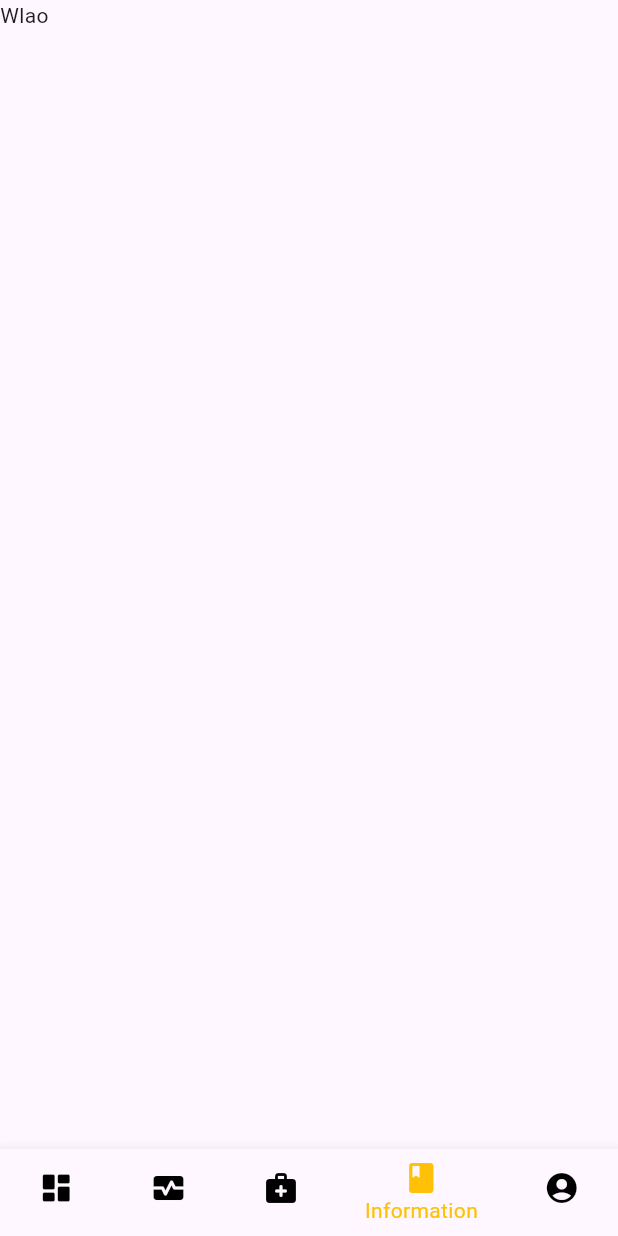
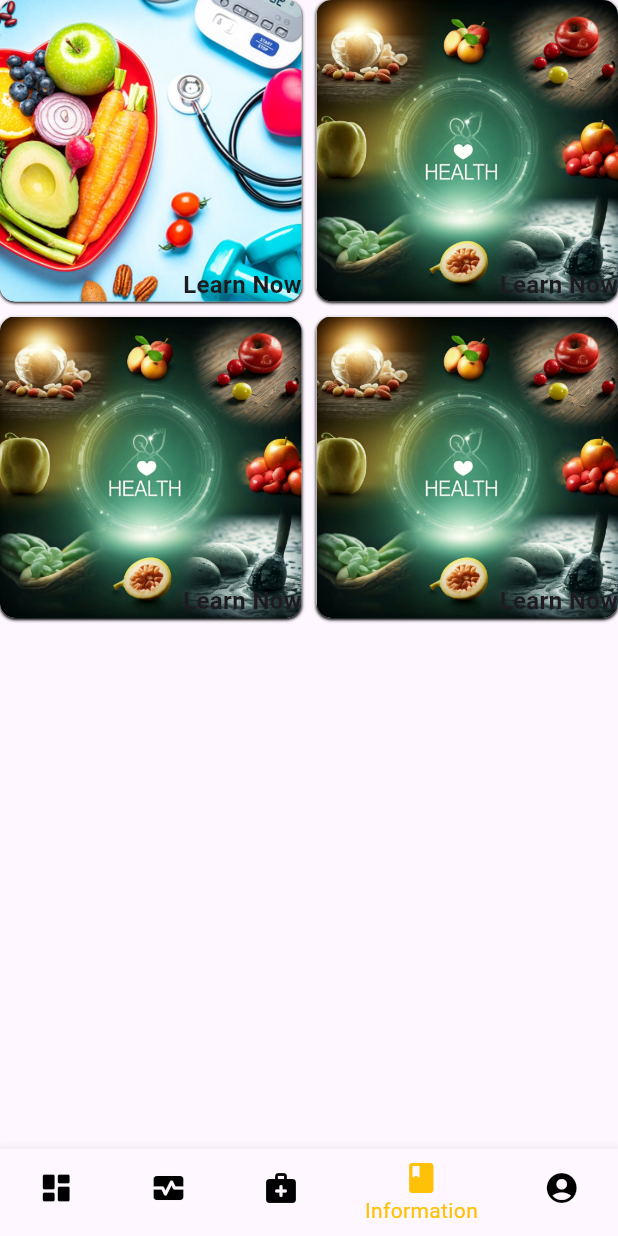
Before and after one commit to JEDIWONG/Flutter-Mobile-App-HealthMatrix, a Flutter app: the AppLayout screen opened by its route, item 4 of the bottom bar chosen, on a phone screen of 412 x 824 dp. Run offline on Flutter 3.47's test engine with Material 3 defaults, Android fonts, the phone set to English and light mode, and no system bars.

Commit message:
updates and fixes

```diff
--- a/lib/app.dart
+++ b/lib/app.dart
@@ -13,7 +13,7 @@ class MyApp extends StatelessWidget {
   Widget build(BuildContext context) {
     return MaterialApp(
       theme: ThemeData(useMaterial3: true),
-      initialRoute: "/auth",
+      initialRoute: "/onboarding",
       routes: {
         "/home":(context)=>const AppLayout(),
         "/onboarding":(context)=>const Onboarding(),
--- /dev/null
+++ b/lib/component/edu_card.dart
@@ -0,0 +1,40 @@
+import 'package:flutter/material.dart';
+
+class EduCard extends StatelessWidget{
+  const EduCard({
+    super.key,
+    required this.title,
+    required this.imgUrl
+  });
+
+  final String title;
+  final String imgUrl;
+
+  @override
+  Widget build(BuildContext context) {
+    return Container(
+
+      decoration:  BoxDecoration(
+        borderRadius: const BorderRadius.all(Radius.circular(10)),
+        image: DecorationImage(
+          image: AssetImage(imgUrl),
+          fit: BoxFit.cover
+        ),
+        color: Colors.white,
+        boxShadow: const [
+          BoxShadow(
+            blurRadius: 1,
+            blurStyle: BlurStyle.normal,
+            color: Colors.black,
+            offset: Offset(0, 1),
+          )
+        ]
+      ),
+      child: Align(
+        alignment: Alignment.bottomRight,
+        child: Text(title,style:const TextStyle(fontSize: 16,fontWeight: FontWeight.bold),),
+      ),
+    );
+  }
+
+}
--- a/lib/component/layout.dart
+++ b/lib/component/layout.dart
@@ -1,5 +1,6 @@
 import 'package:flutter/material.dart';
 import 'package:health_matrix/screen/home.dart';
+import 'package:health_matrix/screen/info.dart';
 import 'package:health_matrix/screen/profile.dart';
 
 class AppLayout extends StatefulWidget {
@@ -15,7 +16,7 @@ class _AppLayoutState extends State<AppLayout> {
     const Home(),
     const Home(),
     const Home(),
-    const Home(),
+    const Info(),
     const Profile(),
   ];
 
--- /dev/null
+++ b/lib/screen/info.dart
@@ -0,0 +1,39 @@
+import 'package:flutter/material.dart';
+import 'package:health_matrix/component/edu_card.dart';
+
+class Info extends StatelessWidget{
+  const Info({super.key});
+
+  @override
+  Widget build(BuildContext context) {
+    return Scaffold(
+      body: Column(
+        children: [
+          SizedBox(
+            width: MediaQuery.sizeOf(context).width,
+            height: 500,
+            child: GridView(
+              scrollDirection: Axis.vertical,
+              gridDelegate: const SliverGridDelegateWithFixedCrossAxisCount(
+                crossAxisCount: 2,
+                childAspectRatio: 1/1,
+                mainAxisSpacing: 10,
+                crossAxisSpacing: 10,
+              ),
+
+              children: const [
+                EduCard(title: "Learn Now", imgUrl: "assets/images/test_image.jpg"),
+                EduCard(title: "Learn Now", imgUrl: "assets/images/banner_01.jpg"),
+                EduCard(title: "Learn Now", imgUrl: "assets/images/banner_01.jpg"),
+                EduCard(title: "Learn Now", imgUrl: "assets/images/banner_01.jpg"),
+
+              ],
+            ),
+          )
+
+        ],
+      ),
+    );
+  }
+
+}
--- a/pubspec.yaml
+++ b/pubspec.yaml
@@ -63,6 +63,8 @@ flutter:
     - assets/images/test_image.jpg
     - assets/icons/google.png
     - assets/images/banner_01.jpg
+    - assets/images/bg_01.jpg
+    - assets/images/logo_01.png
 
   # An image asset can refer to one or more resolution-specific "variants", see
   # https://flutter.dev/to/resolution-aware-images
```
Also changed, not shown: lib/screen/onboarding.dart (+53 -11 lines), lib/style/style.dart (+13 -0 lines), assets/images/bg_01.jpg (added), assets/images/logo_01.png (added).
